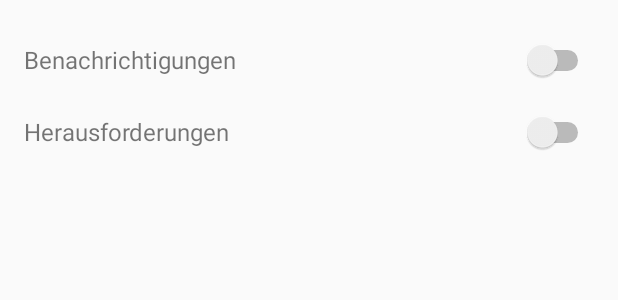
After one commit to Rap-Battle-App/Frontend, an Android app: the layout activity_settings.xml on its own in the app's theme, with its tools: preview values and no code run, on a phone screen of 412 x 824 dp. The commit adds this screen. Shown: the top 300 px of the screen. Run offline under Robolectric (Android 15) with nearby library versions, the light colour scheme and no system bars.

Commit message:
Settings, Info, Logout done. Clicklistener zu TrendingList und OpenforVotesList added

```diff
--- /dev/null
+++ b/Rapbattle16Bars/app/src/main/res/layout/activity_settings.xml
@@ -0,0 +1,59 @@
+<?xml version="1.0" encoding="utf-8"?>
+<RelativeLayout xmlns:android="http://schemas.android.com/apk/res/android"
+    xmlns:tools="http://schemas.android.com/tools"
+    android:layout_width="match_parent"
+    android:layout_height="match_parent"
+    tools:context="com.batllerap.hsosna.rapbattle16bars.SettingsActivity">
+
+    <RelativeLayout android:id="@+id/notifications_row"
+        android:layout_width="match_parent"
+        android:layout_height="48dp"
+        android:layout_marginTop="16dp">
+
+
+        <TextView
+            android:paddingLeft="16dp"
+            android:textSize="16sp"
+            android:layout_width="wrap_content"
+            android:layout_height="wrap_content"
+            android:layout_centerVertical="true"
+            android:text="Benachrichtigungen"/>
+
+        <Switch android:id="@+id/notifications_switch"
+
+            android:paddingRight="16dp"
+            android:layout_alignParentRight="true"
+            android:layout_width="wrap_content"
+            android:layout_height="48dp"
+            android:textOff="Aus"
+            android:textOn="Ein"/>
+    </RelativeLayout>
+
+    <RelativeLayout android:id="@+id/battle_row"
+        android:layout_width="match_parent"
+        android:layout_height="48dp"
+        android:layout_below="@id/notifications_row">
+
+        <TextView
+            android:paddingLeft="16dp"
+            android:textSize="16sp"
+            android:layout_centerVertical="true"
+            android:layout_width="wrap_content"
+            android:layout_height="wrap_content"
+            android:text="Herausforderungen"/>
+
+        <Switch     android:id="@+id/battles_switch"
+            android:paddingRight="16dp"
+            android:layout_alignParentRight="true"
+
+            android:layout_width="wrap_content"
+            android:layout_height="48dp"
+            android:textOff="Aus"
+            android:textOn="Ein"
+           />
+
+
+
+    </RelativeLayout>
+
+</RelativeLayout>
--- a/Rapbattle16Bars/app/src/main/res/values/styles.xml
+++ b/Rapbattle16Bars/app/src/main/res/values/styles.xml
@@ -7,7 +7,7 @@
         <!--   darker variant for the status bar and contextual app bars -->
         <item name="colorPrimaryDark">#4b0202</item>
         <!--   theme UI controls like checkboxes and text fields -->
-        <item name="colorAccent">#ffffff</item>
+        <item name="colorAccent">#4b0202</item>
     </style>
 
     <style name="AppTheme.AppBarOverlay" parent="ThemeOverlay.AppCompat.Dark.ActionBar" />
```
Also changed, not shown: Rapbattle16Bars/app/src/main/AndroidManifest.xml (+20 -7 lines), Rapbattle16Bars/app/src/main/java/com/batllerap/hsosna/rapbattle16bars/InfoActivity.java (added, +13 -0 lines), Rapbattle16Bars/app/src/main/java/com/batllerap/hsosna/rapbattle16bars/MainActivity.java (+31 -6 lines), Rapbattle16Bars/app/src/main/java/com/batllerap/hsosna/rapbattle16bars/MyAdapter.java (+21 -1 lines), Rapbattle16Bars/app/src/main/java/com/batllerap/hsosna/rapbattle16bars/OpenforvotesActivity.java (+26 -1 lines), Rapbattle16Bars/app/src/main/java/com/batllerap/hsosna/rapbattle16bars/SettingsActivity.java (added, +72 -0 lines), Rapbattle16Bars/app/src/main/java/com/batllerap/hsosna/rapbattle16bars/TabFragment1.java (+4 -4 lines), Rapbattle16Bars/app/src/main/java/com/batllerap/hsosna/rapbattle16bars/TrendingActivity.java (+28 -1 lines), Rapbattle16Bars/app/src/main/res/layout/activity_info.xml (added, +17 -0 lines), Rapbattle16Bars/app/src/main/res/menu/menu_main.xml (+10 -1 lines), 1 other file.
